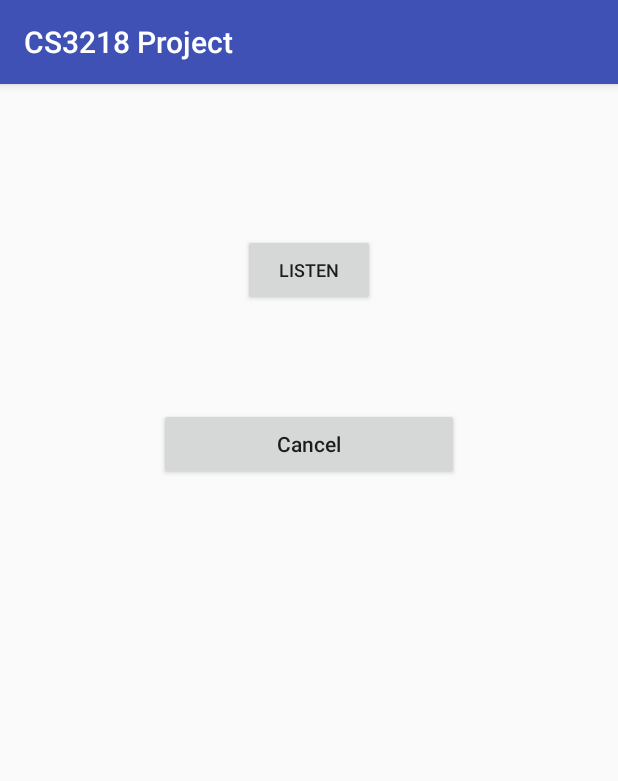
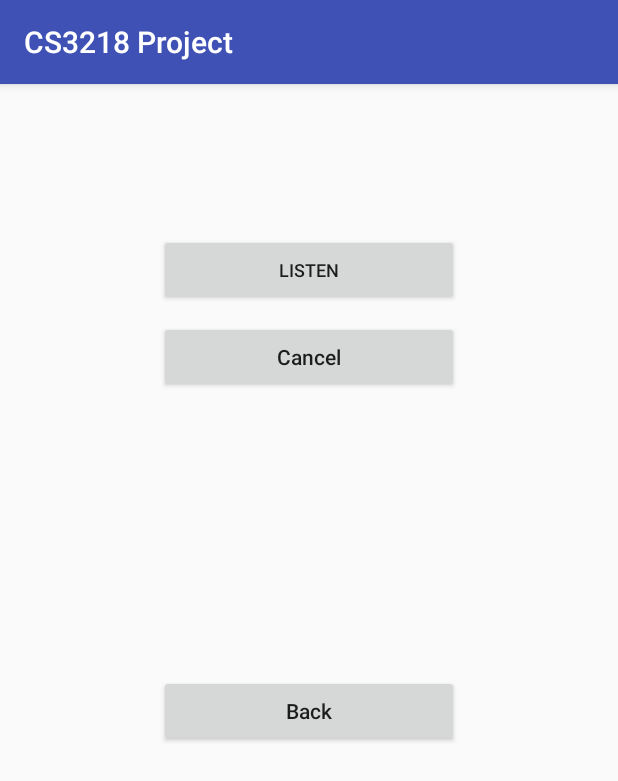
Before and after one commit to alexfjw/CS3218_Project, an Android app: the ReceiverActivity screen opened directly, with no data from a screen before it, on a phone screen of 412 x 824 dp. Shown: the top 781 px of the screen. Run offline under Robolectric (Android 15) with nearby library versions, the phone set to English and light mode, and no system bars; our stand-ins replace RxJava.

Commit message:
Add back button to receiver

```diff
--- a/app/src/main/java/org/nus/gmx/cs3218project/ReceiverActivity.kt
+++ b/app/src/main/java/org/nus/gmx/cs3218project/ReceiverActivity.kt
@@ -22,7 +22,6 @@ class ReceiverActivity : AppCompatActivity() {
     private var disposable: Disposable? = null
     private val detectedFrequencies: ArrayList<Float> = ArrayList()
     private val alphanumEncoder: AlphanumEncoder = AlphanumEncoder()
-    private var shouldExit = false
 
     override fun onCreate(savedInstanceState: Bundle?) {
         super.onCreate(savedInstanceState)
@@ -40,13 +39,14 @@ class ReceiverActivity : AppCompatActivity() {
             messageContainer.visibility = View.INVISIBLE
             buttonListen.isEnabled = true
         }
+        buttonBack.setOnClickListener {
+            disposable?.dispose()
+            onBackPressed()
+        }
     }
 
     override fun onResume() {
         super.onResume()
-        if (shouldExit) {
-            onBackPressed()
-        }
 
         if (VERSION.SDK_INT >= VERSION_CODES.M) {
             getPermissionToRecordAudioOrStartRecording()
@@ -54,8 +54,7 @@ class ReceiverActivity : AppCompatActivity() {
     }
 
     override fun onPause() {
-        disposable?.dispose()
-        shouldExit = true
+        buttonCancel.performClick()
         super.onPause()
     }
 
--- a/app/src/main/res/layout/activity_receiver.xml
+++ b/app/src/main/res/layout/activity_receiver.xml
@@ -7,32 +7,34 @@
               android:gravity="center_horizontal">
 
     <Button
-        android:layout_width="wrap_content"
         android:layout_height="wrap_content"
+        android:layout_width="200dp"
         android:textSize="12sp"
         android:layout_marginTop="100dp"
         android:text="@string/listen"
         android:id="@+id/buttonListen"
         android:gravity="center"/>
 
+    <Button
+        android:id="@+id/buttonCancel"
+        android:layout_width="200dp"
+        android:layout_marginTop="10dp"
+        android:layout_height="wrap_content"
+        android:text="@string/cancel"
+        android:textAllCaps="false" />
+
     <ProgressBar
-        android:layout_margin="10dp"
+        android:layout_margin="20dp"
         android:visibility="invisible"
         android:id="@+id/spinnerListen"
         android:layout_width="wrap_content"
         android:layout_height="wrap_content"/>
 
-    <Button
-        android:id="@+id/buttonCancel"
-        android:layout_width="200dp"
-        android:layout_height="wrap_content"
-        android:text="@string/cancel"
-        android:textAllCaps="false" />
-
     <LinearLayout
         android:layout_width="wrap_content"
         android:layout_height="wrap_content"
         android:layout_marginTop="25dp"
+        android:layout_marginBottom="25dp"
         android:id="@+id/messageContainer"
         android:orientation="vertical"
         android:visibility="invisible"
@@ -41,18 +43,27 @@
         <TextView
             android:layout_width="200dp"
             android:layout_height="wrap_content"
+            android:gravity="center"
             android:text="@string/received"
-            android:gravity="center"
-            android:textAllCaps="false" />
+            android:textAllCaps="false"
+            android:textSize="18sp"/>
+
         <TextView
+            android:id="@+id/messageField"
             android:layout_width="200dp"
             android:layout_height="wrap_content"
+            android:gravity="center"
             android:textAllCaps="false"
-            android:gravity="center"
-            android:id="@+id/messageField"/>
-
+            android:textSize="18sp"/>
 
     </LinearLayout>
 
+    <Button
+        android:id="@+id/buttonBack"
+        android:layout_width="200dp"
+        android:layout_height="wrap_content"
+        android:text="@string/back"
+        android:textAllCaps="false" />
+
 
 </LinearLayout>
```
